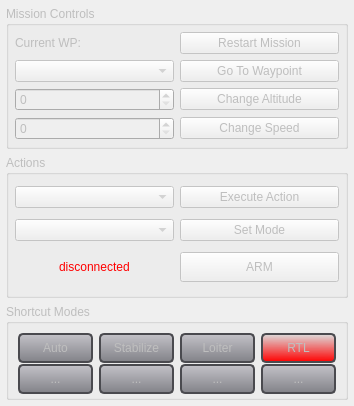
First picture: the form in src/ui/uas/UASActionsWidget.ui, repository ArduPilot/apm_planner, before the edit.
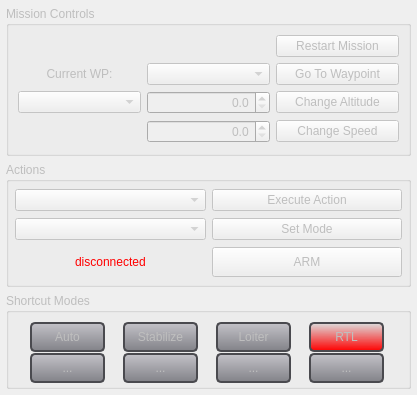
Second picture: the form after the edit.

Commit message: Updated Action View to allow altitude changes (ASL & AGL)

Diff of the .ui file:
```diff
--- a/src/ui/uas/UASActionsWidget.ui
+++ b/src/ui/uas/UASActionsWidget.ui
@@ -6,8 +6,8 @@
    <rect>
     <x>0</x>
     <y>0</y>
-    <width>325</width>
-    <height>406</height>
+    <width>417</width>
+    <height>376</height>
    </rect>
   </property>
   <property name="windowTitle">
@@ -22,71 +22,96 @@
      <property name="enabled">
       <bool>false</bool>
      </property>
+     <property name="minimumSize">
+      <size>
+       <width>0</width>
+       <height>150</height>
+      </size>
+     </property>
      <property name="maximumSize">
       <size>
        <width>16777215</width>
-       <height>180</height>
+       <height>150</height>
       </size>
      </property>
      <property name="title">
       <string>Mission Controls</string>
      </property>
-     <layout class="QGridLayout" name="gridLayout">
-      <property name="margin">
-       <number>6</number>
-      </property>
-      <item row="4" column="1">
-       <widget class="QPushButton" name="goToWaypointButton">
-        <property name="text">
-         <string>Go To Waypoint</string>
+     <layout class="QHBoxLayout" name="horizontalLayout">
+      <item>
+       <layout class="QGridLayout" name="gridLayout">
+        <property name="sizeConstraint">
+         <enum>QLayout::SetMaximumSize</enum>
         </property>
-       </widget>
-      </item>
-      <item row="7" column="0" colspan="2">
-       <layout class="QHBoxLayout" name="horizontalLayout">
-        <item>
-         <widget class="QSpinBox" name="speedSpinBox"/>
+        <item row="0" column="2">
+         <widget class="QPushButton" name="restartMissionButton">
+          <property name="text">
+           <string>Restart Mission</string>
+          </property>
+         </widget>
         </item>
-        <item>
-         <widget class="QPushButton" name="changeSpeedButton">
+        <item row="1" column="0">
+         <widget class="QLabel" name="currentWaypointLabel">
           <property name="text">
-           <string>Change Speed</string>
+           <string>Current WP:</string>
           </property>
+          <property name="alignment">
+           <set>Qt::AlignCenter</set>
+          </property>
          </widget>
         </item>
-       </layout>
-      </item>
-      <item row="6" column="0" colspan="2">
-       <layout class="QHBoxLayout" name="horizontalLayout_2">
-        <item>
-         <widget class="QSpinBox" name="altitudeSpinBox"/>
+        <item row="1" column="1">
+         <widget class="QComboBox" name="waypointListComboBox"/>
         </item>
-        <item>
+        <item row="1" column="2">
+         <widget class="QPushButton" name="goToWaypointButton">
+          <property name="text">
+           <string>Go To Waypoint</string>
+          </property>
+         </widget>
+        </item>
+        <item row="2" column="0">
+         <widget class="QComboBox" name="altitudeTypeComboBox"/>
+        </item>
+        <item row="2" column="1">
+         <widget class="QDoubleSpinBox" name="altitudeDoubleSpinBox">
+          <property name="alignment">
+           <set>Qt::AlignRight|Qt::AlignTrailing|Qt::AlignVCenter</set>
+          </property>
+          <property name="decimals">
+           <number>1</number>
+          </property>
+          <property name="maximum">
+           <double>1000.000000000000000</double>
+          </property>
+         </widget>
+        </item>
+        <item row="2" column="2">
          <widget class="QPushButton" name="changeAltitudeButton">
           <property name="text">
            <string>Change Altitude</string>
           </property>
          </widget>
         </item>
+        <item row="3" column="1">
+         <widget class="QDoubleSpinBox" name="speedDoubleSpinBox">
+          <property name="alignment">
+           <set>Qt::AlignRight|Qt::AlignTrailing|Qt::AlignVCenter</set>
+          </property>
+          <property name="decimals">
+           <number>1</number>
+          </property>
+         </widget>
+        </item>
+        <item row="3" column="2">
+         <widget class="QPushButton" name="changeSpeedButton">
+          <property name="text">
+           <string>Change Speed</string>
+          </property>
+         </widget>
+        </item>
        </layout>
       </item>
-      <item row="4" column="0">
-       <widget class="QComboBox" name="waypointListComboBox"/>
-      </item>
-      <item row="2" column="0">
-       <widget class="QLabel" name="currentWaypointLabel">
-        <property name="text">
-         <string>Current WP:</string>
-        </property>
-       </widget>
-      </item>
-      <item row="2" column="1">
-       <widget class="QPushButton" name="restartMissionButton">
-        <property name="text">
-         <string>Restart Mission</string>
-        </property>
-       </widget>
-      </item>
      </layout>
     </widget>
    </item>
@@ -101,6 +126,18 @@
        <verstretch>0</verstretch>
       </sizepolicy>
      </property>
+     <property name="minimumSize">
+      <size>
+       <width>0</width>
+       <height>125</height>
+      </size>
+     </property>
+     <property name="maximumSize">
+      <size>
+       <width>16777215</width>
+       <height>125</height>
+      </size>
+     </property>
      <property name="title">
       <string>Actions</string>
      </property>
@@ -207,7 +244,7 @@
      <property name="minimumSize">
       <size>
        <width>0</width>
-       <height>0</height>
+       <height>96</height>
       </size>
      </property>
      <property name="maximumSize">
```
The commit also changes 2 other files.
